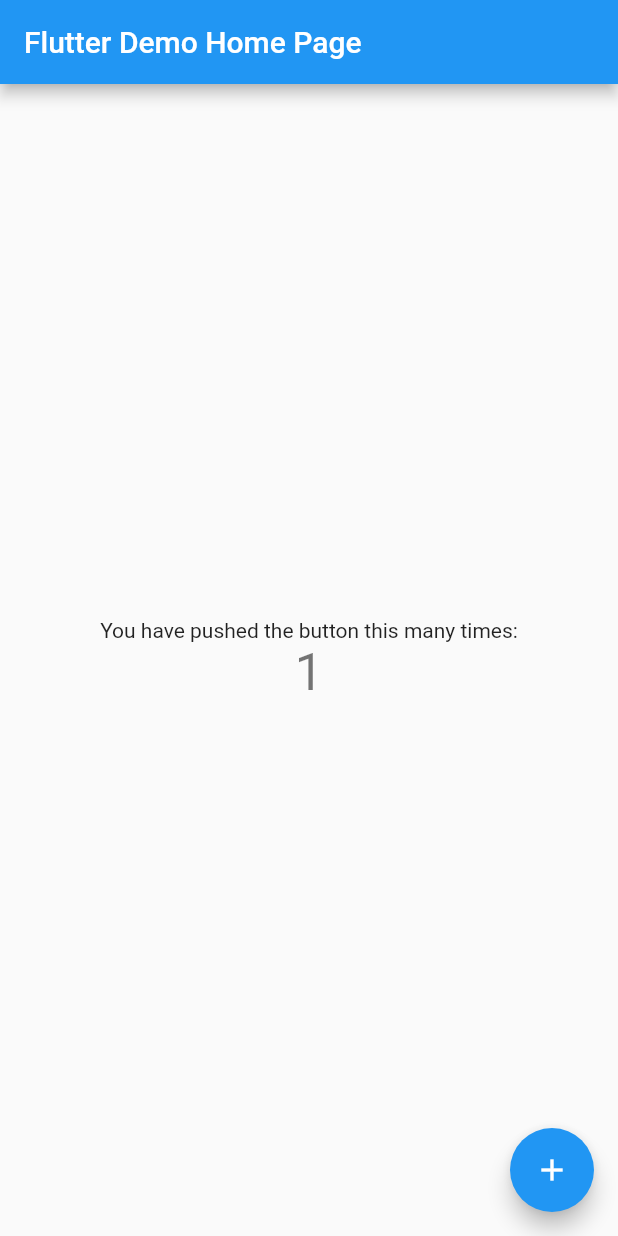
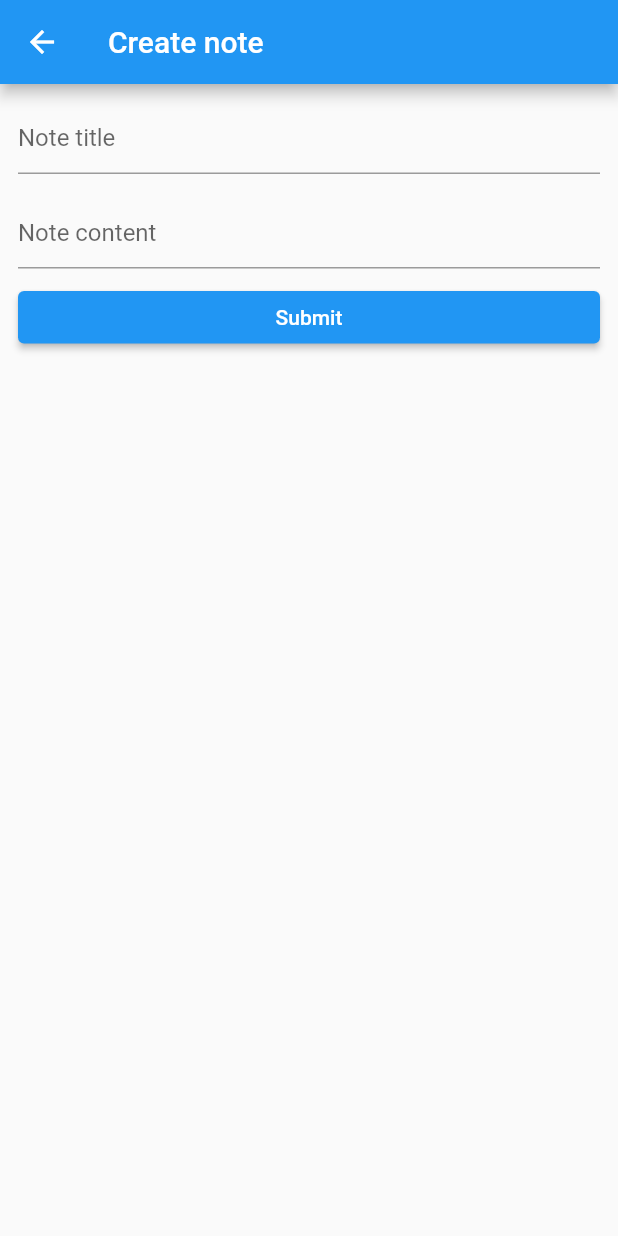
Before and after one commit to eduardozielke/flutter-consuming-rest-api, a Flutter app: the screen it shows after launch, after a tap on the "add" icon, on a phone screen of 412 x 824 dp. Run offline on Flutter 3.47's test engine with Material 2 defaults, Android fonts, the phone set to English and light mode, and no system bars.

Commit message:
created pages and models

```diff
--- a/app/lib/main.dart
+++ b/app/lib/main.dart
@@ -1,3 +1,4 @@
+import 'package:app/pages/note_list.dart';
 import 'package:flutter/material.dart';
 
 void main() {
@@ -7,109 +8,14 @@ void main() {
 class MyApp extends StatelessWidget {
   const MyApp({super.key});
 
-  // This widget is the root of your application.
   @override
   Widget build(BuildContext context) {
     return MaterialApp(
       title: 'Flutter Demo',
       theme: ThemeData(
-        // This is the theme of your application.
-        //
-        // Try running your application with "flutter run". You'll see the
-        // application has a blue toolbar. Then, without quitting the app, try
-        // changing the primarySwatch below to Colors.green and then invoke
-        // "hot reload" (press "r" in the console where you ran "flutter run",
-        // or simply save your changes to "hot reload" in a Flutter IDE).
-        // Notice that the counter didn't reset back to zero; the application
-        // is not restarted.
         primarySwatch: Colors.blue,
       ),
-      home: const MyHomePage(title: 'Flutter Demo Home Page'),
+      home: NoteList(),
     );
   }
 }
-
-class MyHomePage extends StatefulWidget {
-  const MyHomePage({super.key, required this.title});
-
-  // This widget is the home page of your application. It is stateful, meaning
-  // that it has a State object (defined below) that contains fields that affect
-  // how it looks.
-
-  // This class is the configuration for the state. It holds the values (in this
-  // case the title) provided by the parent (in this case the App widget) and
-  // used by the build method of the State. Fields in a Widget subclass are
-  // always marked "final".
-
-  final String title;
-
-  @override
-  State<MyHomePage> createState() => _MyHomePageState();
-}
-
-class _MyHomePageState extends State<MyHomePage> {
-  int _counter = 0;
-
-  void _incrementCounter() {
-    setState(() {
-      // This call to setState tells the Flutter framework that something has
-      // changed in this State, which causes it to rerun the build method below
-      // so that the display can reflect the updated values. If we changed
-      // _counter without calling setState(), then the build method would not be
-      // called again, and so nothing would appear to happen.
-      _counter++;
-    });
-  }
-
-  @override
-  Widget build(BuildContext context) {
-    // This method is rerun every time setState is called, for instance as done
-    // by the _incrementCounter method above.
-    //
-    // The Flutter framework has been optimized to make rerunning build methods
-    // fast, so that you can just rebuild anything that needs updating rather
-    // than having to individually change instances of widgets.
-    return Scaffold(
-      appBar: AppBar(
-        // Here we take the value from the MyHomePage object that was created by
-        // the App.build method, and use it to set our appbar title.
-        title: Text(widget.title),
-      ),
-      body: Center(
-        // Center is a layout widget. It takes a single child and positions it
-        // in the middle of the parent.
-        child: Column(
-          // Column is also a layout widget. It takes a list of children and
-          // arranges them vertically. By default, it sizes itself to fit its
-          // children horizontally, and tries to be as tall as its parent.
-          //
-          // Invoke "debug painting" (press "p" in the console, choose the
-          // "Toggle Debug Paint" action from the Flutter Inspector in Android
-          // Studio, or the "Toggle Debug Paint" command in Visual Studio Code)
-          // to see the wireframe for each widget.
-          //
-          // Column has various properties to control how it sizes itself and
-          // how it positions its children. Here we use mainAxisAlignment to
-          // center the children vertically; the main axis here is the vertical
-          // axis because Columns are vertical (the cross axis would be
-          // horizontal).
-          mainAxisAlignment: MainAxisAlignment.center,
-          children: <Widget>[
-            const Text(
-              'You have pushed the button this many times:',
-            ),
-            Text(
-              '$_counter',
-              style: Theme.of(context).textTheme.headline4,
-            ),
-          ],
-        ),
-      ),
-      floatingActionButton: FloatingActionButton(
-        onPressed: _incrementCounter,
-        tooltip: 'Increment',
-        child: const Icon(Icons.add),
-      ), // This trailing comma makes auto-formatting nicer for build methods.
-    );
-  }
-}
--- /dev/null
+++ b/app/lib/models/note.dart
@@ -0,0 +1,13 @@
+class Note {
+  String? noteID;
+  String noteTitle;
+  DateTime? createDateTime;
+  DateTime? lastestEditDateTime;
+
+  Note({
+    this.noteID,
+    this.noteTitle = '',
+    this.createDateTime,
+    this.lastestEditDateTime,
+  });
+}
--- /dev/null
+++ b/app/lib/pages/note_list.dart
@@ -0,0 +1,93 @@
+import 'package:app/models/note.dart';
+import 'package:app/pages/note_delete.dart';
+import 'package:app/pages/note_modify.dart';
+import 'package:app/utils/format_date_and_time.dart';
+import 'package:flutter/material.dart';
+
+class NoteList extends StatelessWidget {
+  NoteList({Key? key}) : super(key: key);
+
+  final List<Note> notes = [
+    Note(
+      noteID: '1',
+      createDateTime: DateTime.now(),
+      lastestEditDateTime: DateTime.now(),
+      noteTitle: 'Note 1',
+    ),
+    Note(
+      noteID: '2',
+      createDateTime: DateTime.now(),
+      lastestEditDateTime: DateTime.now(),
+      noteTitle: 'Note 2',
+    ),
+    Note(
+      noteID: '3',
+      createDateTime: DateTime.now(),
+      lastestEditDateTime: DateTime.now(),
+      noteTitle: 'Note 3',
+    ),
+    Note(
+      noteID: '4',
+      createDateTime: DateTime.now(),
+      lastestEditDateTime: DateTime.now(),
+      noteTitle: 'Note 4',
+    ),
+  ];
+
+  @override
+  Widget build(BuildContext context) {
+    return Scaffold(
+      appBar: AppBar(title: const Text('List of notes')),
+      floatingActionButton: FloatingActionButton(
+        onPressed: (() {
+          Navigator.of(context).push(
+            MaterialPageRoute(
+              builder: (_) => const NoteModify(),
+            ),
+          );
+        }),
+        child: const Icon(Icons.add),
+      ),
+      body: ListView.builder(
+        itemCount: notes.length,
+        itemBuilder: (__, index) {
+          return Dismissible(
+            key: ValueKey(notes[index].noteID),
+            direction: DismissDirection.startToEnd,
+            background: Container(
+              color: Colors.red,
+              padding: const EdgeInsets.only(left: 16),
+              child: const Align(
+                alignment: Alignment.centerLeft,
+                child: Icon(Icons.delete, color: Colors.white),
+              ),
+            ),
+            onDismissed: (direction) {},
+            confirmDismiss: (direction) async {
+              final result = await showDialog(
+                context: context,
+                builder: (_) => const NoteDelete(),
+              );
+              return result;
+            },
+            child: Card(
+              child: ListTile(
+                title: Text(notes[index].noteTitle),
+                subtitle: Text(
+                  'Last edited on ${formatDateAndTime(notes[index].lastestEditDateTime!)}',
+                ),
+                onTap: () {
+                  Navigator.of(context).push(
+                    MaterialPageRoute(
+                      builder: (_) => const NoteModify(noteID: '1'),
+                    ),
+                  );
+                },
+              ),
+            ),
+          );
+        },
+      ),
+    );
+  }
+}
--- /dev/null
+++ b/app/lib/pages/note_modify.dart
@@ -0,0 +1,47 @@
+import 'package:flutter/material.dart';
+
+class NoteModify extends StatelessWidget {
+  final String? noteID;
+  bool get isEditing => noteID != null;
+
+  const NoteModify({Key? key, this.noteID}) : super(key: key);
+
+  @override
+  Widget build(BuildContext context) {
+    return Scaffold(
+      appBar: AppBar(
+        title: Text(isEditing ? 'Edit note' : 'Create note'),
+      ),
+      body: Padding(
+        padding: const EdgeInsets.all(12),
+        child: Column(
+          children: <Widget>[
+            const TextField(
+              decoration: InputDecoration(hintText: 'Note title'),
+            ),
+            const SizedBox(height: 15),
+            const TextField(
+              decoration: InputDecoration(hintText: 'Note content'),
+            ),
+            const SizedBox(height: 15),
+            SizedBox(
+              width: double.infinity,
+              height: 35,
+              child: ElevatedButton(
+                onPressed: () {
+                  if (isEditing) {
+                    //Edit note api
+                  } else {
+                    //Create note api
+                  }
+                  Navigator.of(context).pop();
+                },
+                child: const Text('Submit'),
+              ),
+            )
+          ],
+        ),
+      ),
+    );
+  }
+}
--- /dev/null
+++ b/app/lib/utils/format_date_and_time.dart
@@ -0,0 +1,3 @@
+String formatDateAndTime(DateTime dateTime) {
+  return '${dateTime.day}/${dateTime.month}/${dateTime.year}';
+}
```
Also changed, not shown: app/lib/pages/note_delete.dart (added, +27 -0 lines).
